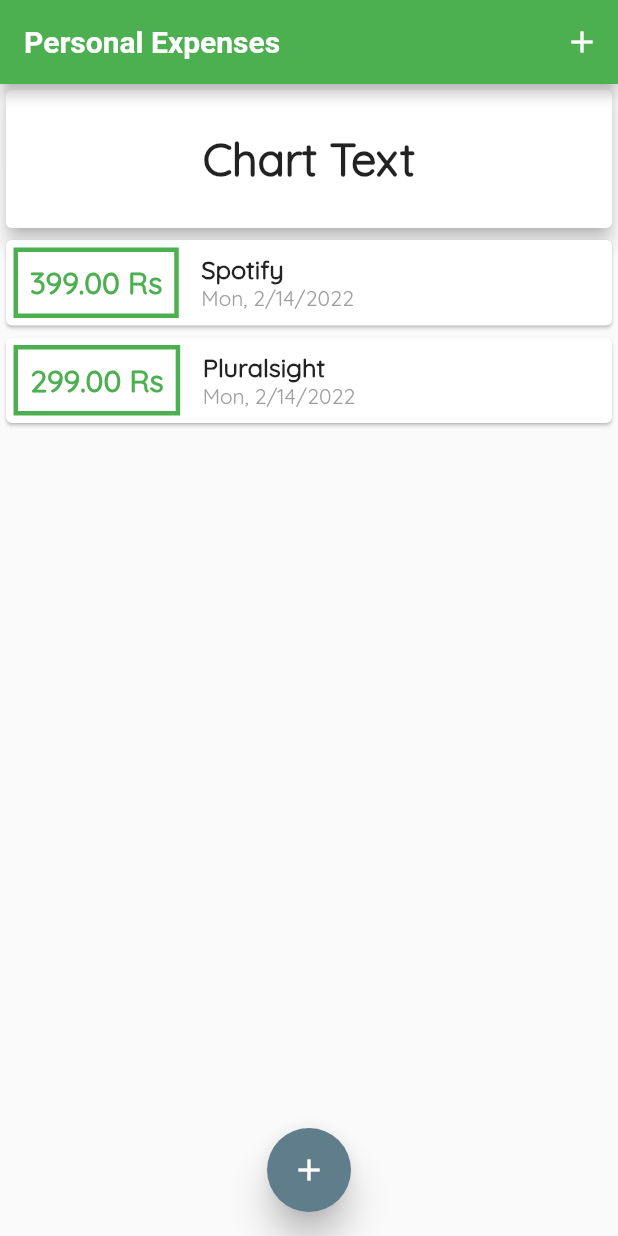
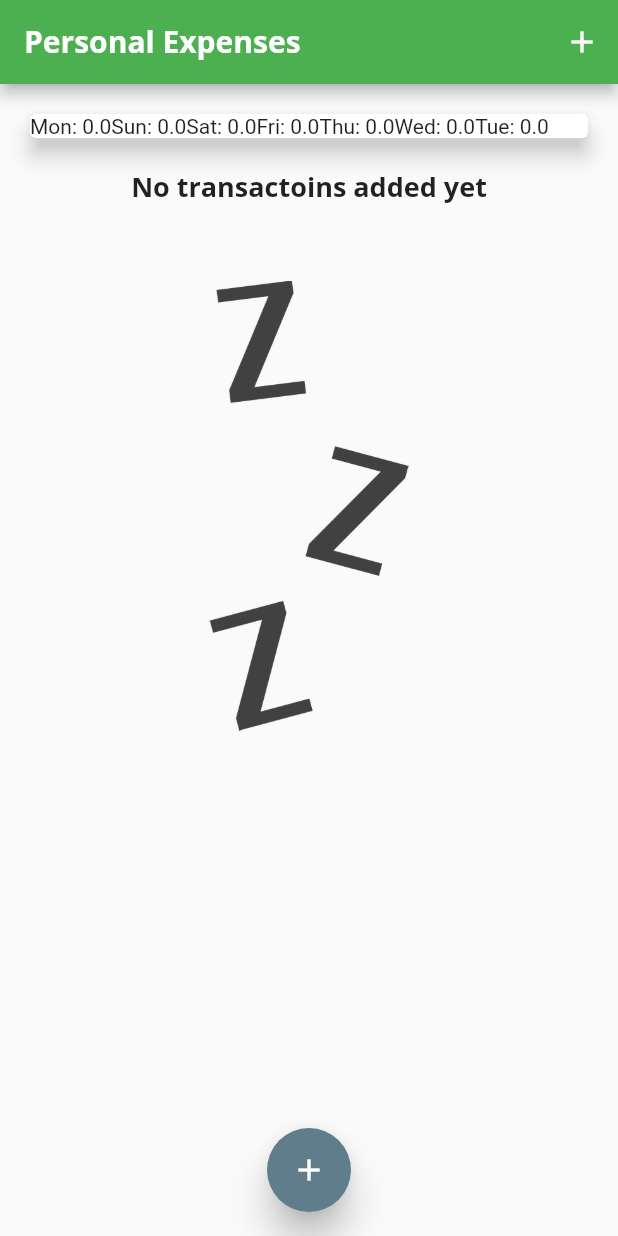
Before and after one commit to ImaduddinKhan/My-Flutter-Best-Practices, a Flutter app: the screen it shows after launch, on a phone screen of 412 x 824 dp. Run offline on Flutter 3.47's test engine with Material 2 defaults, Android fonts, the phone set to English and light mode, and no system bars; Roboto replaces fonts that are missing (OpenSan).

Commit message:
making the chart

```diff
--- a/udemey_flutter_practices/personal_expenses_app/lib/main.dart
+++ b/udemey_flutter_practices/personal_expenses_app/lib/main.dart
@@ -1,12 +1,15 @@
 // ignore_for_file: deprecated_member_use
 
 import 'package:flutter/material.dart';
+import 'package:personal_expenses_app/widgets/chart.dart';
 import './models/transaction.dart';
 import './widgets/new_transactioin.dart';
 import './widgets/transaction_list.dart';
 
 void main() {
-  runApp(MyApp());
+  runApp(
+    MyApp(),
+  );
 }
 
 class MyApp extends StatelessWidget {
@@ -18,15 +21,29 @@ class MyApp extends StatelessWidget {
         primarySwatch: Colors.green,
         accentColor: Colors.blueGrey,
         fontFamily: 'Quicksand',
-        appBarTheme: AppBarTheme(
         textTheme: ThemeData.light().textTheme.copyWith(
-                headline6: TextStyle(
-                  fontFamily: 'OpenSan',
+              headline6: const TextStyle(
+                fontFamily: 'OpenSans',
+                fontSize: 18,
+                fontWeight: FontWeight.bold,
+              ),
+            ),
+        appBarTheme: const AppBarTheme(
+          titleTextStyle: TextStyle(
+            fontFamily: 'OpenSans',
             fontSize: 20,
             fontWeight: FontWeight.bold,
           ),
         ),
-        ),
+        // appBarTheme: AppBarTheme(
+        //   textTheme: ThemeData.light().textTheme.copyWith(
+        //         headline6: const TextStyle(
+        //           fontFamily: 'OpenSan',
+        //           fontSize: 20,
+        //           fontWeight: FontWeight.bold,
+        //         ),
+        //       ),
+        // ),
       ),
       home: MyHomePage(),
     );
@@ -40,19 +57,29 @@ class MyHomePage extends StatefulWidget {
 
 class _MyHomePageState extends State<MyHomePage> {
   final List<Transactions> _transactions = [
-    Transactions(
-      id: 't1',
-      title: 'Spotify',
-      date: DateTime.now(),
-      amount: 399,
-    ),
-    Transactions(
-      id: 't1',
-      title: 'Pluralsight',
-      date: DateTime.now(),
-      amount: 299,
-    ),
+    // Transactions(
+    //   id: 't1',
+    //   title: 'Spotify',
+    //   date: DateTime.now(),
+    //   amount: 399,
+    // ),
+    // Transactions(
+    //   id: 't1',
+    //   title: 'Pluralsight',
+    //   date: DateTime.now(),
+    //   amount: 299,
+    // ),
   ];
+
+  List<Transactions> get _recentTransactions {
+    return _transactions.where(
+      (element) {
+        return element.date.isAfter(
+          DateTime.now().subtract(Duration(days: 7)),
+        );
+      },
+    ).toList();
+  }
 
   _addNewTransactions(String txTitle, double txAmount) {
     final newTx = Transactions(
@@ -62,9 +89,11 @@ class _MyHomePageState extends State<MyHomePage> {
       date: DateTime.now(),
     );
 
-    setState(() {
+    setState(
+      () {
         _transactions.add(newTx);
-    });
+      },
+    );
   }
 
   void _startAddNewTransactionSheet(BuildContext ctx) {
@@ -78,7 +107,8 @@ class _MyHomePageState extends State<MyHomePage> {
             addNewTx: _addNewTransactions,
           ),
         );
-        });
+      },
+    );
   }
 
   @override
@@ -92,9 +122,9 @@ class _MyHomePageState extends State<MyHomePage> {
             onPressed: () => _startAddNewTransactionSheet(context),
           ),
         ],
-        title: Text(
+        title: const Text(
           'Personal Expenses',
-          style: Theme.of(context).appBarTheme.textTheme!.headline6,
+          // style: Theme.of(context).appBarTheme.textTheme!.headline6,
           // style: TextStyle(fontFamily: 'OpenSans'),
         ),
       ),
@@ -103,18 +133,8 @@ class _MyHomePageState extends State<MyHomePage> {
           mainAxisAlignment: MainAxisAlignment.start,
           crossAxisAlignment: CrossAxisAlignment.stretch,
           children: <Widget>[
-            Container(
-              height: 100,
-              width: double.infinity,
-              child: const Card(
-                child: Center(
-                  child: Text(
-                    'Chart Text',
-                    style: TextStyle(fontWeight: FontWeight.bold, fontSize: 30),
-                  ),
-                ),
-                elevation: 5,
-              ),
+            Center(
+              child: Chart(recentTrx: _recentTransactions),
             ),
             TransactionList(
               tx: _transactions,
--- /dev/null
+++ b/udemey_flutter_practices/personal_expenses_app/lib/widgets/chart.dart
@@ -0,0 +1,54 @@
+import 'package:flutter/material.dart';
+import 'package:intl/intl.dart';
+
+import '../models/transaction.dart';
+
+class Chart extends StatelessWidget {
+  final List<Transactions> recentTrx;
+
+  const Chart({Key? key, required this.recentTrx}) : super(key: key);
+
+  List<Map<String, Object>> get transactionChartValues {
+    return List.generate(
+      7,
+      (index) {
+        final weekday = DateTime.now().subtract(
+          Duration(days: index),
+        );
+        var totalSum = 0.0;
+
+        for (var i = 0; i < recentTrx.length; i++) {
+          if (recentTrx[i].date.day == weekday.day &&
+              recentTrx[i].date.month == weekday.month &&
+              recentTrx[i].date.year == weekday.year) {
+            totalSum = recentTrx[i].amount;
+          }
+        }
+
+        print(
+          DateFormat.E().format(weekday),
+        );
+        print(totalSum);
+
+        return {
+          'day': DateFormat.E().format(weekday),
+          'amount': totalSum,
+        };
+      },
+    );
+  }
+
+  @override
+  Widget build(BuildContext context) {
+    print(transactionChartValues);
+    return Card(
+      elevation: 6,
+      margin: EdgeInsets.all(20),
+      child: Row(
+        children: transactionChartValues
+            .map((e) => Text('${e['day']}: ${e['amount']}'))
+            .toList(),
+      ),
+    );
+  }
+}
--- a/udemey_flutter_practices/personal_expenses_app/lib/widgets/transaction_list.dart
+++ b/udemey_flutter_practices/personal_expenses_app/lib/widgets/transaction_list.dart
@@ -11,7 +11,25 @@ class TransactionList extends StatelessWidget {
   Widget build(BuildContext context) {
     return Container(
       height: 480,
-      child: ListView.builder(
+      child: tx.isEmpty
+          ? Column(
+              children: <Widget>[
+                Text(
+                  'No transactoins added yet',
+                  style: Theme.of(context).textTheme.headline6,
+                ),
+                SizedBox(
+                  height: 50,
+                ),
+                Container(
+                  height: 300,
+                  child: Image.asset(
+                    'assets/images/waiting.png',
+                  ),
+                ),
+              ],
+            )
+          : ListView.builder(
               itemCount: tx.length,
               itemBuilder: (context, index) {
                 return Card(
@@ -48,10 +66,7 @@ class TransactionList extends StatelessWidget {
                         children: [
                           Text(
                             tx[index].title,
-                      style: const TextStyle(
-                        fontWeight: FontWeight.bold,
-                        fontSize: 17,
-                      ),
+                            style: Theme.of(context).textTheme.headline6,
                           ),
                           Text(
                             DateFormat.yMEd().format(tx[index].date),
--- a/udemey_flutter_practices/personal_expenses_app/pubspec.yaml
+++ b/udemey_flutter_practices/personal_expenses_app/pubspec.yaml
@@ -28,6 +28,9 @@ dev_dependencies:
 flutter:
   uses-material-design: true
 
+  assets:
+    - assets/images/waiting.png
+
   fonts:
     - family: OpenSans
       fonts:
```
Also changed, not shown: udemey_flutter_practices/personal_expenses_app/assets/images/waiting.png (added). Lines whose indentation alone changed are shown as unchanged.
